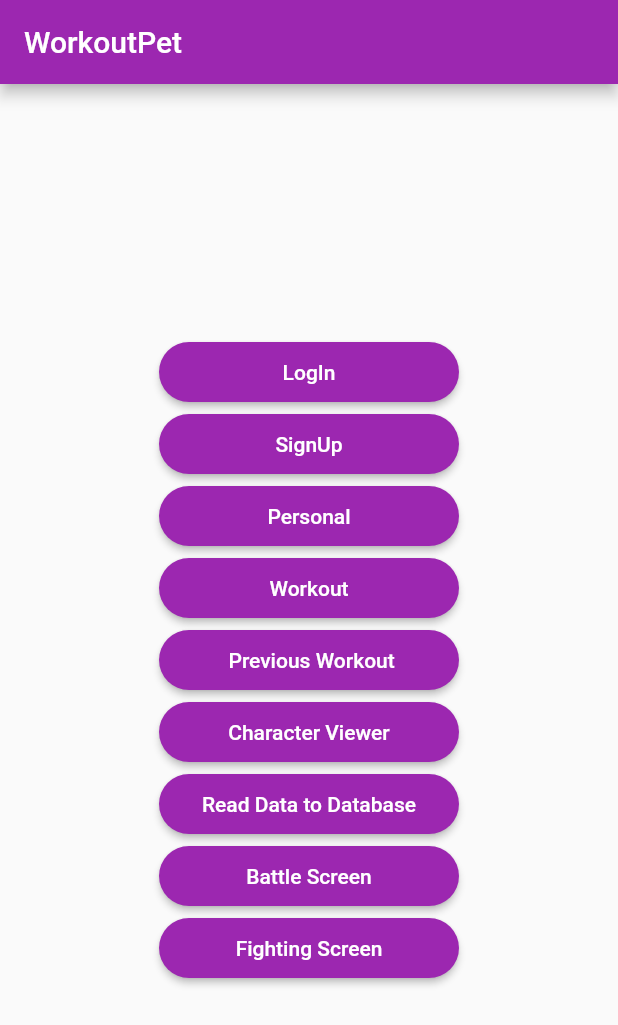
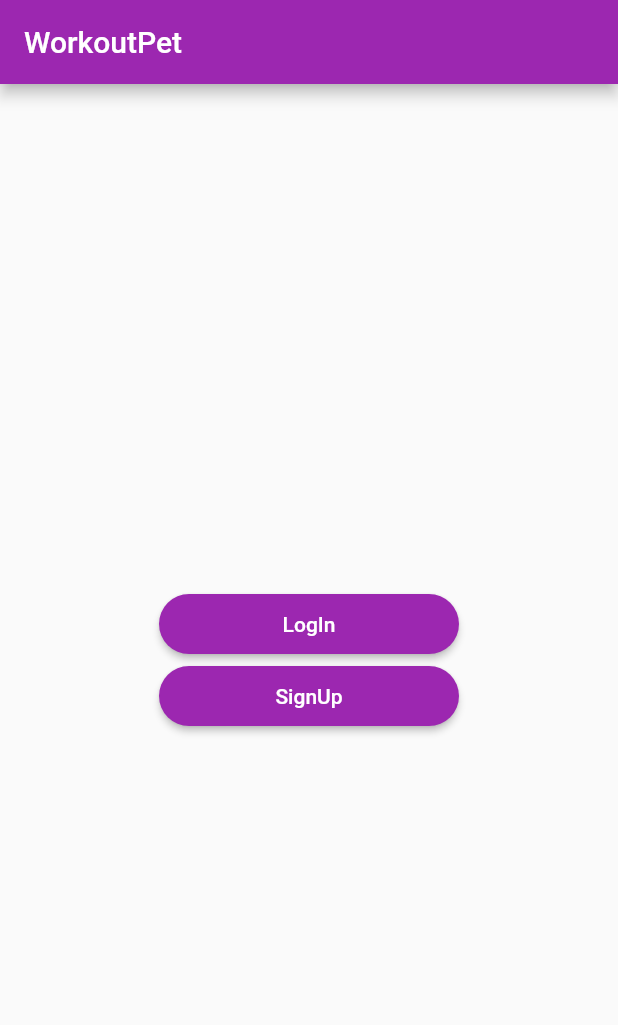
Before and after one commit to SlavicHeath/WorkoutApp, a Flutter app: the screen it shows after launch, on a phone screen of 412 x 824 dp. Shown: the top 1025 px of the screen. Run offline on Flutter 3.47's test engine with Material 2 defaults, Android fonts, the phone set to English and light mode, and no system bars; our stand-ins replace carousel_slider, cloud_firestore, firebase_auth, firebase_core, smooth_page_indicator; missing offline and left inert: model_viewer_plus; accounts and stored records are empty.

```diff
--- a/lib/forgot_pass.dart
+++ b/lib/forgot_pass.dart
@@ -1,9 +1,5 @@
-import 'dart:math';
-
 import 'package:firebase_auth/firebase_auth.dart';
-import 'package:flutter/cupertino.dart';
 import 'package:flutter/material.dart';
-import 'package:workoutpet/main.dart';
 import 'package:workoutpet/sign_in.dart';
 
 ///
@@ -146,8 +142,6 @@ class _ForgotPassword extends State<ForgotPassword> {
       // encounters an error. We need to display these to the user.
       if (e.code == 'user-not-found') {
         error = 'No user found for that email.';
-      } else if (e.code == 'wrong-password') {
-        error = 'Wrong password provided for that user.';
       } else {
         error = 'An error occurred: ${e.message}';
       }
--- a/lib/main.dart
+++ b/lib/main.dart
@@ -87,137 +87,130 @@ class HomeScreen extends StatelessWidget {
                 ),
                 child: Text("SignUp"),
               ),
-              ElevatedButton(
-                onPressed: () {
-                  Navigator.of(context).push(
-                    MaterialPageRoute(
-                        //The right side is the widget you want to go to
-                        builder: (context) => PersonalInfoPage()),
-                  );
-                },
-                style: ElevatedButton.styleFrom(
-                  fixedSize: const Size(200, 40),
-                  backgroundColor: Colors.purple,
-                  shape: RoundedRectangleBorder(
-                    borderRadius: BorderRadius.circular(30),
-                  ),
-                ),
-                child: Text("Personal"),
-              ),
-              ElevatedButton(
-                onPressed: () {
-                  Navigator.of(context).push(
-                    MaterialPageRoute(
-                        //The right side is the widget you want to go to
-                        builder: (context) => WorkoutPage()),
-                  );
-                },
-                style: ElevatedButton.styleFrom(
-                  fixedSize: const Size(200, 40),
-                  backgroundColor: Colors.purple,
-                  shape: RoundedRectangleBorder(
-                    borderRadius: BorderRadius.circular(30),
-                  ),
-                ),
-                child: Text("Workout"),
-              ),
-              ElevatedButton(
-                onPressed: () {
-                  Navigator.of(context).push(
-                    MaterialPageRoute(
-                        //The right side is the widget you want to go to
-                        builder: (context) => PrevWorkPage()),
-                  );
-                },
-                style: ElevatedButton.styleFrom(
-                  fixedSize: const Size(200, 40),
-                  backgroundColor: Colors.purple,
-                  shape: RoundedRectangleBorder(
-                    borderRadius: BorderRadius.circular(30),
-                  ),
-                ),
-                child: const Text(" Previous Workout"),
-              ),
-              ElevatedButton(
-                onPressed: () {
-                  Navigator.of(context).push(
-                    MaterialPageRoute(
-                        //The right side is the widget you want to go to
-                        builder: (context) => DsiplayTest()),
-                  );
-                },
-                style: ElevatedButton.styleFrom(
-                  fixedSize: const Size(200, 40),
-                  backgroundColor: Colors.purple,
-                  shape: RoundedRectangleBorder(
-                    borderRadius: BorderRadius.circular(30),
-                  ),
-                ),
-                child: Text("Character Viewer"),
-              ),
-              ElevatedButton(
-                onPressed: () {
-                  Navigator.of(context).push(
-                    MaterialPageRoute(
-                        //The right side is the widget you want to go to
-                        builder: (context) => DataRead()),
-                  );
-                },
-                style: ElevatedButton.styleFrom(
-                  fixedSize: const Size(200, 40),
-                  backgroundColor: Colors.purple,
-                  shape: RoundedRectangleBorder(
-                    borderRadius: BorderRadius.circular(30),
-                  ),
-                ),
-                child: Text("Read Data to Database"),
-              ),
-              ElevatedButton(
-                onPressed: () {
-                  final docNum = FirebaseFirestore.instance
-                      .collection('Battles')
-                      .doc()
-                      .get()
-                      .then((DocumentSnapshot documentSnapshot) {
-                    if (documentSnapshot.exists) {
-                      Navigator.of(context).push(
-                        MaterialPageRoute(
-                            builder: (context) => BattlePreviewScreen()),
-                      );
-                    } else {
-                      Navigator.of(context).push(
-                        MaterialPageRoute(
-                            builder: (context) => UserStatsScreen()),
-                      );
-                    }
-                  });
-                },
-                style: ElevatedButton.styleFrom(
-                  fixedSize: const Size(200, 40),
-                  backgroundColor: Colors.purple,
-                  shape: RoundedRectangleBorder(
-                    borderRadius: BorderRadius.circular(30),
-                  ),
-                ),
-                child: Text("Battle Screen"),
-              ),
-              ElevatedButton(
-                onPressed: () {
-                  Navigator.of(context).push(
-                    MaterialPageRoute(
-                        //The right side is the widget you want to go to
-                        builder: (context) => BattleScreen()),
-                  );
-                },
-                style: ElevatedButton.styleFrom(
-                  fixedSize: const Size(200, 40),
-                  backgroundColor: Colors.purple,
-                  shape: RoundedRectangleBorder(
-                    borderRadius: BorderRadius.circular(30),
-                  ),
-                ),
-                child: Text("Fighting Screen"),
-              ),
+              // Personal Tester
+              // ElevatedButton(
+              //   onPressed: () {
+              //     Navigator.of(context).push(
+              //       MaterialPageRoute(
+              //           //The right side is the widget you want to go to
+              //           builder: (context) => PersonalInfoPage()),
+              //     );
+              //   },
+              //   style: ElevatedButton.styleFrom(
+              //     fixedSize: const Size(200, 40),
+              //     backgroundColor: Colors.purple,
+              //     shape: RoundedRectangleBorder(
+              //       borderRadius: BorderRadius.circular(30),
+              //     ),
+              //   ),
+              //   child: Text("Personal"),
+              // ),
+
+              // Workout Test Button
+              // ElevatedButton(
+              //   onPressed: () {
+              //     Navigator.of(context).push(
+              //       MaterialPageRoute(
+              //           //The right side is the widget you want to go to
+              //           builder: (context) => WorkoutPage()),
+              //     );
+              //   },
+              //   style: ElevatedButton.styleFrom(
+              //     fixedSize: const Size(200, 40),
+              //     backgroundColor: Colors.purple,
+              //     shape: RoundedRectangleBorder(
+              //       borderRadius: BorderRadius.circular(30),
+              //     ),
+              //   ),
+              //   child: Text("Workout"),
+              // ),
+
+              // Previous workout Tester
+              // ElevatedButton(
+              //   onPressed: () {
+              //     Navigator.of(context).push(
+              //       MaterialPageRoute(
+              //           //The right side is the widget you want to go to
+              //           builder: (context) => PrevWorkPage()),
+              //     );
+              //   },
+              //   style: ElevatedButton.styleFrom(
+              //     fixedSize: const Size(200, 40),
+              //     backgroundColor: Colors.purple,
+              //     shape: RoundedRectangleBorder(
+              //       borderRadius: BorderRadius.circular(30),
+              //     ),
+              //   ),
+              //   child: const Text(" Previous Workout"),
+              // ),
+
+              // Character view tester
+              // ElevatedButton(
+              //   onPressed: () {
+              //     Navigator.of(context).push(
+              //       MaterialPageRoute(
+              //           //The right side is the widget you want to go to
+              //           builder: (context) => DsiplayTest()),
+              //     );
+              //   },
+              //   style: ElevatedButton.styleFrom(
+              //     fixedSize: const Size(200, 40),
+              //     backgroundColor: Colors.purple,
+              //     shape: RoundedRectangleBorder(
+              //       borderRadius: BorderRadius.circular(30),
+              //     ),
+              //   ),
+              //   child: Text("Character Viewer"),
+              // ),
+
+              // Fight Screen preview test
+              // ElevatedButton(
+              //   onPressed: () {
+              //     final docNum = FirebaseFirestore.instance
+              //         .collection('Battles')
+              //         .doc()
+              //         .get()
+              //         .then((DocumentSnapshot documentSnapshot) {
+              //       if (documentSnapshot.exists) {
+              //         Navigator.of(context).push(
+              //           MaterialPageRoute(
+              //               builder: (context) => BattlePreviewScreen()),
+              //         );
+              //       } else {
+              //         Navigator.of(context).push(
+              //           MaterialPageRoute(
+              //               builder: (context) => UserStatsScreen()),
+              //         );
+              //       }
+              //     });
+              //   },
+              //   style: ElevatedButton.styleFrom(
+              //     fixedSize: const Size(200, 40),
+              //     backgroundColor: Colors.purple,
+              //     shape: RoundedRectangleBorder(
+              //       borderRadius: BorderRadius.circular(30),
+              //     ),
+              //   ),
+              //   child: Text("Battle Screen"),
+              // ),
+
+              // ElevatedButton(
+              //   onPressed: () {
+              //     Navigator.of(context).push(
+              //       MaterialPageRoute(
+              //           //The right side is the widget you want to go to
+              //           builder: (context) => BattleScreen()),
+              //     );
+              //   },
+              //   style: ElevatedButton.styleFrom(
+              //     fixedSize: const Size(200, 40),
+              //     backgroundColor: Colors.purple,
+              //     shape: RoundedRectangleBorder(
+              //       borderRadius: BorderRadius.circular(30),
+              //     ),
+              //   ),
+              //   child: Text("Fighting Screen"),
+              // ),
             ]),
           ),
         ));
--- a/lib/signup.dart
+++ b/lib/signup.dart
@@ -1,6 +1,7 @@
 import 'package:firebase_auth/firebase_auth.dart';
 import 'package:flutter/cupertino.dart';
 import 'package:flutter/material.dart';
+import 'package:workoutpet/character_select.dart';
 import 'package:workoutpet/sign_in.dart';
 
 import 'main.dart';
@@ -185,7 +186,7 @@ class _SignUpScreenState extends State<SignUpScreen> {
       Navigator.of(context).pop();
       // Go to the HomeScreen.
       Navigator.of(context).push(MaterialPageRoute(
-        builder: (context) => const HomeScreen(),
+        builder: (context) => const CharacterSelect(),
       ));
     }
     // Check data base for errors such as wrong password or email
```
Also changed, not shown: lib/battle.dart (+49 -3 lines), lib/character_select.dart (+8 -55 lines), lib/personal.dart (+2 -7 lines), lib/sign_in.dart (+20 -6 lines), lib/workout.dart (+52 -2 lines).
